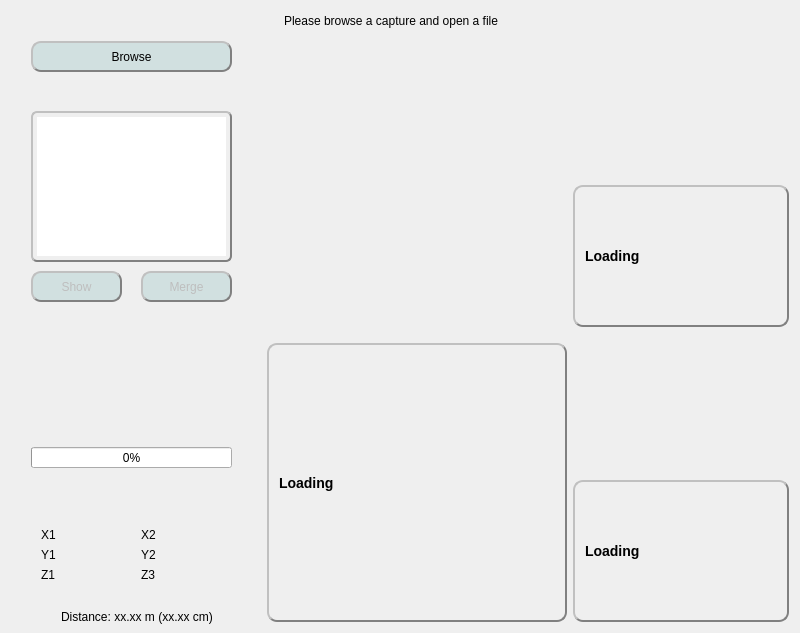
Old version of the form Viewer/ViewerExplorer/mainwindow.ui in the repository JulienAndre26/Modelisation-3D-par-Kinect.
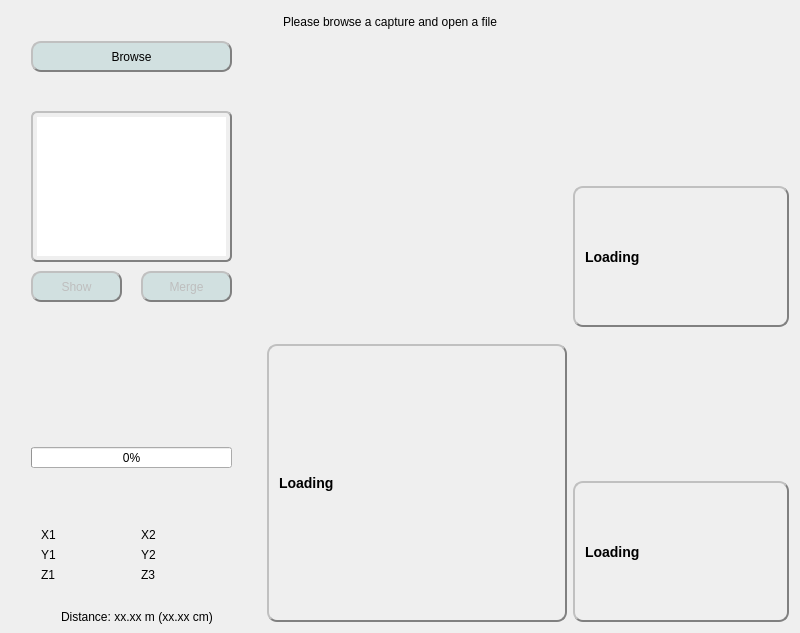
New version of the form. Icons and pictures are not drawn. Custom widgets are drawn as their Qt base class.

What changed in the file:
```diff
--- a/Viewer/ViewerExplorer/mainwindow.ui
+++ b/Viewer/ViewerExplorer/mainwindow.ui
@@ -36,13 +36,13 @@
             <property name="minimumSize">
              <size>
               <width>0</width>
-              <height>20</height>
+              <height>21</height>
              </size>
             </property>
             <property name="maximumSize">
              <size>
               <width>16777215</width>
-              <height>20</height>
+              <height>21</height>
              </size>
             </property>
             <property name="styleSheet">
@@ -64,14 +64,14 @@
            <widget class="QPushButton" name="btnExitFS">
             <property name="minimumSize">
              <size>
-              <width>20</width>
-              <height>20</height>
+              <width>21</width>
+              <height>21</height>
              </size>
             </property>
             <property name="maximumSize">
              <size>
-              <width>20</width>
-              <height>20</height>
+              <width>21</width>
+              <height>21</height>
              </size>
             </property>
             <property name="toolTip">
@@ -95,14 +95,14 @@
            <widget class="QPushButton" name="btnHelpM">
             <property name="minimumSize">
              <size>
-              <width>20</width>
-              <height>20</height>
+              <width>21</width>
+              <height>21</height>
              </size>
             </property>
             <property name="maximumSize">
              <size>
-              <width>20</width>
-              <height>20</height>
+              <width>21</width>
+              <height>21</height>
              </size>
             </property>
             <property name="toolTip">
@@ -179,13 +179,13 @@
             <property name="minimumSize">
              <size>
               <width>0</width>
-              <height>20</height>
+              <height>21</height>
              </size>
             </property>
             <property name="maximumSize">
              <size>
               <width>16777215</width>
-              <height>20</height>
+              <height>21</height>
              </size>
             </property>
             <property name="text">
@@ -197,14 +197,14 @@
            <widget class="QPushButton" name="btnFS">
             <property name="minimumSize">
              <size>
-              <width>20</width>
-              <height>20</height>
+              <width>21</width>
+              <height>21</height>
              </size>
             </property>
             <property name="maximumSize">
              <size>
-              <width>20</width>
-              <height>20</height>
+              <width>21</width>
+              <height>21</height>
              </size>
             </property>
             <property name="toolTip">
@@ -226,16 +226,19 @@
           </item>
           <item>
            <widget class="QPushButton" name="btnResetCamera">
+            <property name="enabled">
+             <bool>false</bool>
+            </property>
             <property name="minimumSize">
              <size>
-              <width>20</width>
-              <height>20</height>
+              <width>21</width>
+              <height>21</height>
              </size>
             </property>
             <property name="maximumSize">
              <size>
-              <width>20</width>
-              <height>20</height>
+              <width>21</width>
+              <height>21</height>
              </size>
             </property>
             <property name="styleSheet">
@@ -256,14 +259,14 @@
            <widget class="QPushButton" name="btnHelpR">
             <property name="minimumSize">
              <size>
-              <width>20</width>
-              <height>20</height>
+              <width>21</width>
+              <height>21</height>
              </size>
             </property>
             <property name="maximumSize">
              <size>
-              <width>20</width>
-              <height>20</height>
+              <width>21</width>
+              <height>21</height>
              </size>
             </property>
             <property name="toolTip">
```
Left out of the diff: 6 changed lines with no effect on the pictures.
